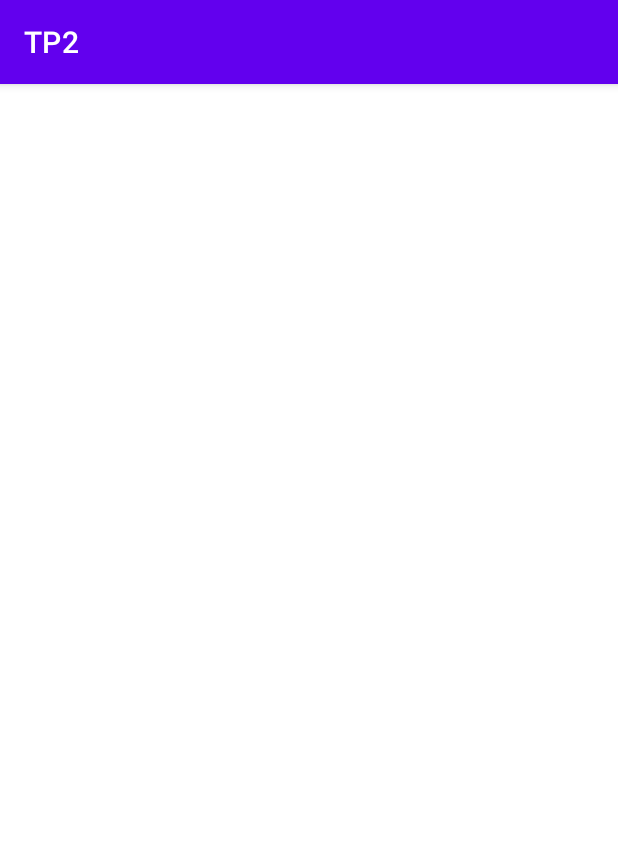
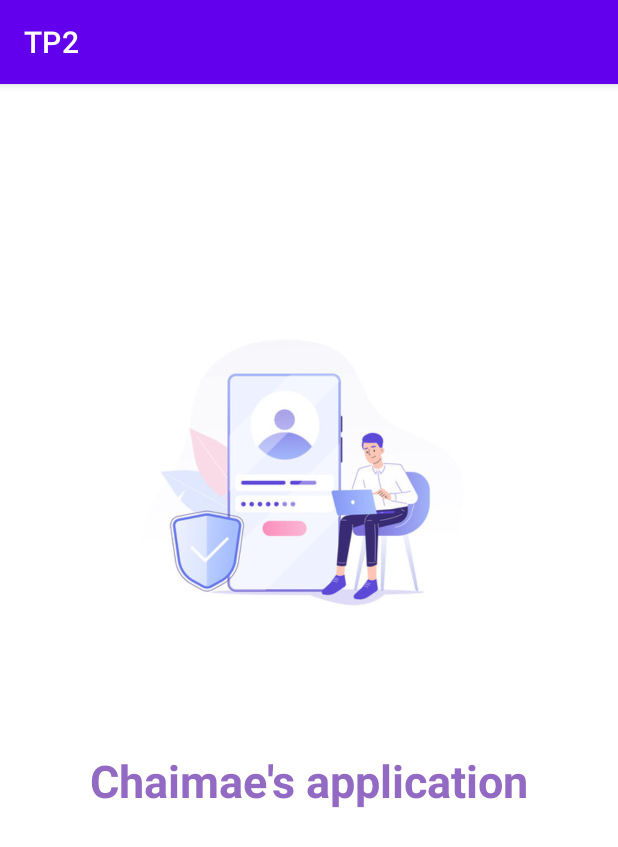
Before and after one commit to DOUHIChaimae/SplashScreenWithLogin, an Android app: the first screen one second after launch (SplashActivity), on a phone screen of 412 x 824 dp. Shown: the top 847 px of the screen. Run offline under Robolectric (Android 15) with nearby library versions, the phone set to English and light mode, and no system bars.

Commit message:
SplashScreenWithLogin

```diff
--- a/app/src/main/java/ma/enset/tp2/SplashActivity.java
+++ b/app/src/main/java/ma/enset/tp2/SplashActivity.java
@@ -2,13 +2,23 @@ package ma.enset.tp2;
 
 import androidx.appcompat.app.AppCompatActivity;
 
+import android.content.Intent;
 import android.os.Bundle;
+import android.os.Handler;
 
 public class SplashActivity extends AppCompatActivity {
+    private static int SPLASH_TIME_OUT = 2000;
 
     @Override
     protected void onCreate(Bundle savedInstanceState) {
         super.onCreate(savedInstanceState);
         setContentView(R.layout.activity_splash);
+        new Handler().postDelayed(new Runnable() {
+            Intent iHome = new Intent(SplashActivity.this, Activity2.class);
+            @Override
+            public void run() {
+                startActivity(iHome);
+            }
+        }, SPLASH_TIME_OUT);
     }
 }
--- a/app/src/main/res/drawable/button.xml
+++ b/app/src/main/res/drawable/button.xml
@@ -1,4 +1,6 @@
 <?xml version="1.0" encoding="utf-8"?>
-<selector xmlns:android="http://schemas.android.com/apk/res/android">
+<shape xmlns:android="http://schemas.android.com/apk/res/android">
+    <solid android:color="#2CA7E0"></solid>
+    <corners android:radius="70dp"></corners>
 
-</selector>
+</shape>
--- a/app/src/main/res/layout/activity_splash.xml
+++ b/app/src/main/res/layout/activity_splash.xml
@@ -1,9 +1,38 @@
 <?xml version="1.0" encoding="utf-8"?>
-<androidx.constraintlayout.widget.ConstraintLayout xmlns:android="http://schemas.android.com/apk/res/android"
+<LinearLayout xmlns:android="http://schemas.android.com/apk/res/android"
     xmlns:app="http://schemas.android.com/apk/res-auto"
     xmlns:tools="http://schemas.android.com/tools"
     android:layout_width="match_parent"
     android:layout_height="match_parent"
+    android:background="@color/white"
+    android:gravity="center"
     tools:context=".SplashActivity">
 
-</androidx.constraintlayout.widget.ConstraintLayout>
+    <LinearLayout
+        android:layout_width="match_parent"
+        android:layout_height="match_parent"
+        android:layout_gravity="center"
+        android:layout_margin="20dp"
+        android:orientation="vertical">
+
+
+        <ImageView
+            android:layout_width="300dp"
+            android:layout_height="200dp"
+            android:layout_gravity="center"
+            android:layout_marginTop="144dp"
+            android:src="@drawable/login"></ImageView>
+
+        <TextView
+            android:layout_width="wrap_content"
+            android:layout_height="wrap_content"
+            android:layout_gravity="center"
+            android:layout_marginTop="80dp"
+            android:text="Chaimae's application"
+            android:textColor="#926AC3"
+            android:textSize="30dp"
+            android:textStyle="bold"></TextView>
+
+    </LinearLayout>
+
+</LinearLayout>
--- /dev/null
+++ b/build.gradle
@@ -0,0 +1,5 @@
+// Top-level build file where you can add configuration options common to all sub-projects/modules.
+plugins {
+    id 'com.android.application' version '7.4.1' apply false
+    id 'com.android.library' version '7.4.1' apply false
+}
```
Also changed, not shown: app/src/main/res/drawable/edit.xml (+5 -3 lines), app/src/main/res/values/strings.xml (+12 -9 lines), gradle.properties (added, +21 -0 lines), settings.gradle (added, +16 -0 lines), 7 other files.
